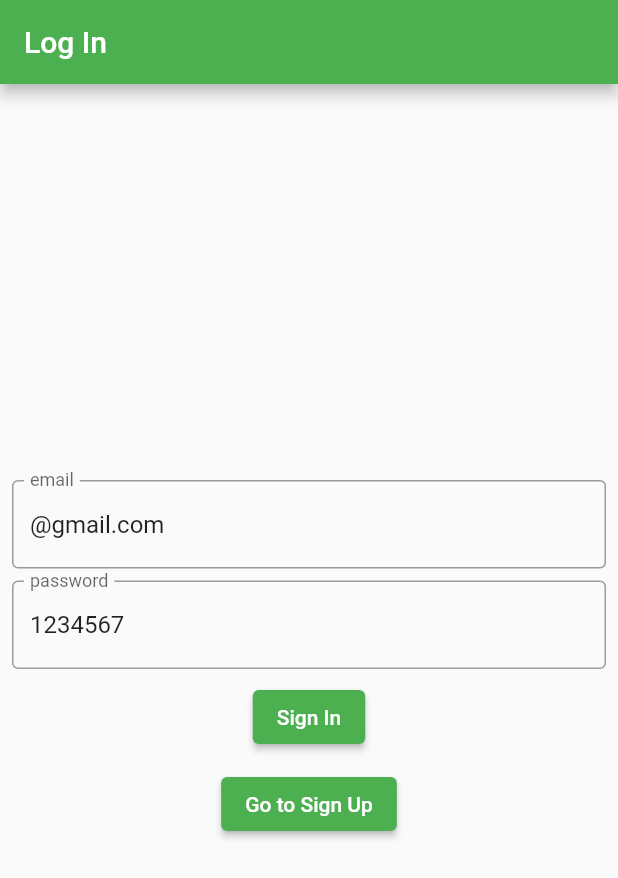
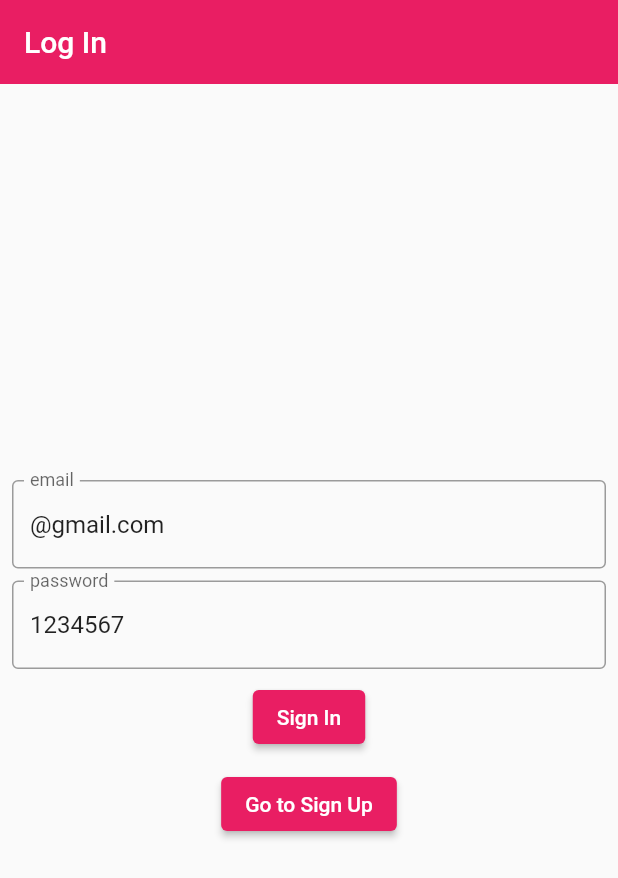
Before and after one commit to chapeI/architected, a Flutter app: the screen it shows after launch, on a phone screen of 412 x 824 dp. Shown: the top 878 px of the screen. Run offline on Flutter 3.47's test engine with Material 2 defaults, Android fonts, the phone set to English and light mode, and no system bars; our stand-ins replace cloud_firestore, firebase_auth, firebase_core, firebase_storage, geolocator, get_it and 5 more; accounts and stored records are empty; statements that could not run were skipped.

Commit message:
pink and green kind of works

```diff
--- a/lib/main.dart
+++ b/lib/main.dart
@@ -30,7 +30,16 @@ class MyApp extends StatelessWidget {
             debugShowCheckedModeBanner: false,
             title: 'Flutter Demo',
             theme: ThemeData(
-              primarySwatch: Colors.green,
+              appBarTheme: AppBarTheme(
+                elevation: 0,
+              ),
+              colorScheme: ColorScheme.fromSwatch(
+                  // brightness: Brightness.dark,
+                  primarySwatch: Colors.pink,
+                  primaryColorDark: Colors.red,
+                  accentColor: Colors.purple,
+                  backgroundColor: Colors.orange,
+                  cardColor: Colors.brown),
             ),
             initialRoute: '/wrapper',
             routes: {
--- a/lib/views/chat.dart
+++ b/lib/views/chat.dart
@@ -203,7 +203,7 @@ class _ChatState extends State<Chat> {
                                   controller: _panelController,
                                   maxHeight: MediaQuery.of(context).size.height,
                                   minHeight:
-                                      eventData.placeName == null ? 0 : 40,
+                                      eventData.placeName == null ? 0 : 55,
                                   onPanelClosed: () {
                                     setState(() {
                                       mapMode = true;
--- a/lib/views/friends.dart
+++ b/lib/views/friends.dart
@@ -20,7 +20,7 @@ class Friends extends StatelessWidget {
                   elevation: 0,
                   title: Text(
                     AuthService().me.uid!,
-                    style: TextStyle(color: Colors.green[300], fontSize: 12),
+                    style: TextStyle(color: Colors.pink[300], fontSize: 12),
                   ),
                   automaticallyImplyLeading: false,
                   actions: [
@@ -69,7 +69,7 @@ class Friends extends StatelessWidget {
                                         : null),
                               ),
                               tileColor: eventData.me.broadcasting
-                                  ? Colors.lightGreen[50]
+                                  ? Colors.lightGreen[100]
                                   : null,
                               leading: eventData.friend.broadcasting
                                   ? CircleAvatar(
--- a/lib/views/maps2.dart
+++ b/lib/views/maps2.dart
@@ -30,7 +30,7 @@ class _Maps2State extends State<Maps2> {
   @override
   Widget build(BuildContext context) {
     var event = Provider.of<EventModel>(context);
-    var color = event.me.broadcasting ? Colors.green : Colors.red;
+    var color = event.me.broadcasting ? Colors.green : Colors.pink;
 
     Future<BitmapDescriptor> myCircleAvatar = circleMarker(
         UserController().currentUser.avatarUrl,
@@ -81,6 +81,7 @@ class _Maps2State extends State<Maps2> {
               initialCameraPosition: const CameraPosition(
                   target: LatLng(43.6426, -79.3871), zoom: 12),
               markers: _markers,
+              rotateGesturesEnabled: false,
               onMapCreated: (GoogleMapController controller) async {
                 googleMapController = controller;
                 _animateCamera(myPosn.latitude, myPosn.longitude);
```
